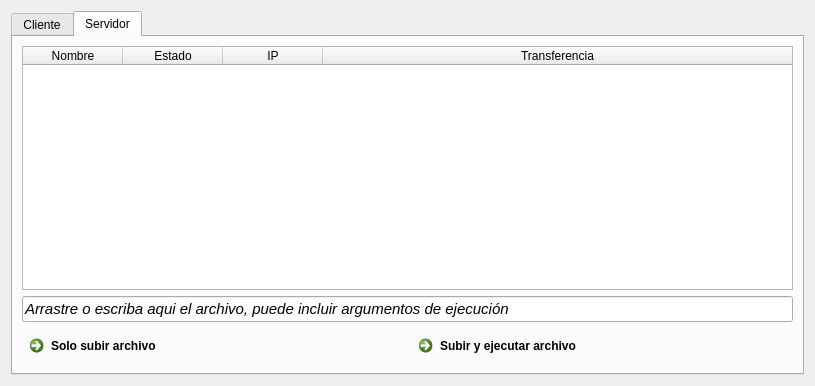
The window that mainWindow.ui (grillermo/Jefe-Remoto) describes before a commit, drawn with Qt 5.
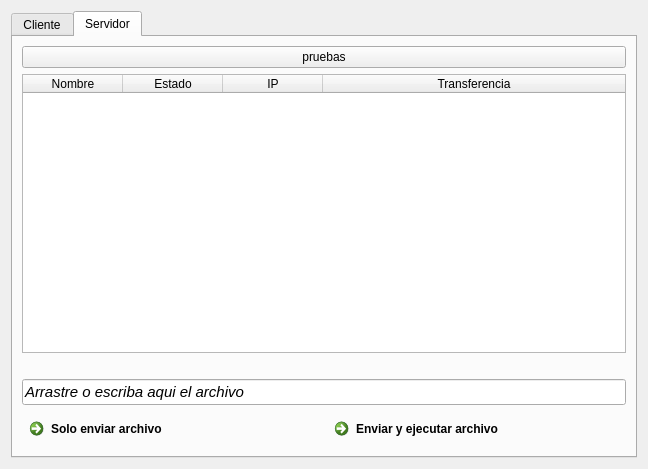
The same window after the commit. The open tabs and pages were chosen to show the change. Icons and pictures are not drawn.

The edit to the form file:
```diff
--- a/mainWindow.ui
+++ b/mainWindow.ui
@@ -6,8 +6,8 @@
    <rect>
     <x>0</x>
     <y>0</y>
-    <width>815</width>
-    <height>386</height>
+    <width>648</width>
+    <height>469</height>
    </rect>
   </property>
   <property name="windowTitle">
@@ -18,7 +18,7 @@
     <normaloff>:/opcion 1/resources/face-monkey.svg</normaloff>:/opcion 1/resources/face-monkey.svg</iconset>
   </property>
   <layout class="QGridLayout" name="gridLayout_2">
-   <item row="0" column="1">
+   <item row="0" column="0">
     <widget class="QTabWidget" name="tabWidget">
      <property name="enabled">
       <bool>true</bool>
@@ -221,7 +221,7 @@
        <string>Servidor</string>
       </attribute>
       <layout class="QGridLayout" name="gridLayout">
-       <item row="3" column="0">
+       <item row="5" column="0">
         <layout class="QHBoxLayout" name="horizontalLayoutActionBtns">
          <item>
           <widget class="QCommandLinkButton" name="uploadButton">
@@ -229,7 +229,7 @@
             <bool>false</bool>
            </property>
            <property name="text">
-            <string>Solo subir archivo</string>
+            <string>Solo enviar archivo</string>
            </property>
            <property name="icon">
             <iconset resource="resources.qrc">
@@ -249,7 +249,7 @@
             <bool>false</bool>
            </property>
            <property name="text">
-            <string>Subir y ejecutar archivo</string>
+            <string>Enviar y ejecutar archivo</string>
            </property>
            <property name="icon">
             <iconset resource="resources.qrc">
@@ -259,7 +259,7 @@
          </item>
         </layout>
        </item>
-       <item row="2" column="0">
+       <item row="3" column="0">
         <widget class="QLineEdit" name="fileDropTextLine">
          <property name="font">
           <font>
@@ -274,8 +274,11 @@
            <kerning>true</kerning>
           </font>
          </property>
+         <property name="styleSheet">
+          <string notr="true"/>
+         </property>
          <property name="text">
-          <string>Arrastre o escriba aqui el archivo, puede incluir argumentos de ejecución</string>
+          <string>Arrastre o escriba aqui el archivo</string>
          </property>
          <property name="dragEnabled">
           <bool>true</bool>
@@ -333,6 +336,29 @@
          </column>
         </widget>
        </item>
+       <item row="0" column="0">
+        <widget class="QPushButton" name="pruebasbtn">
+         <property name="text">
+          <string>pruebas</string>
+         </property>
+        </widget>
+       </item>
+       <item row="2" column="0">
+        <widget class="QLabel" name="movie_screen">
+         <property name="styleSheet">
+          <string notr="true">border-color: qlineargradient(spread:pad, x1:0, y1:0, x2:1, y2:0, stop:0 rgba(255, 178, 102, 255), stop:0.55 rgba(235, 148, 61, 255), stop:0.98 rgba(0, 0, 0, 255), stop:1 rgba(0, 0, 0, 0));</string>
+         </property>
+         <property name="text">
+          <string/>
+         </property>
+         <property name="alignment">
+          <set>Qt::AlignCenter</set>
+         </property>
+         <property name="margin">
+          <number>0</number>
+         </property>
+        </widget>
+       </item>
       </layout>
      </widget>
     </widget>
```
Left out of the diff: 34 changed lines with no effect on the pictures.
